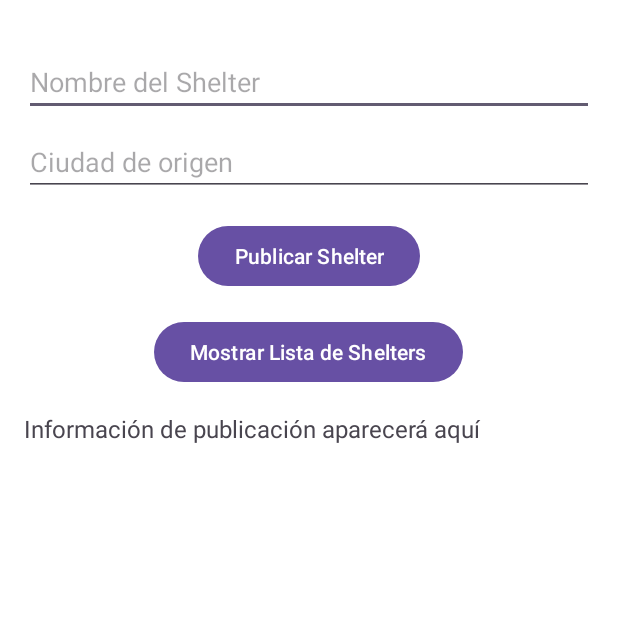
After one commit to longatroniks/AsteroidConspiracist, an Android app: the AddShelterActivity screen opened directly, with no data from a screen before it, on a phone screen of 412 x 824 dp, the top half of it. The commit adds this screen. Run offline under Robolectric (Android 15) with nearby library versions, the light colour scheme and no system bars.

Commit message:
activity created

```diff
--- /dev/null
+++ b/app/src/main/java/dte/masteriot/mdp/asteroidconspiracist/activities/AddShelterActivity.java
@@ -0,0 +1,150 @@
+package dte.masteriot.mdp.asteroidconspiracist.activities;
+
+import android.Manifest;
+import android.content.pm.PackageManager;
+import android.location.Location;
+import android.os.Bundle;
+import android.util.Log;
+import android.view.View;
+import android.widget.Button;
+import android.widget.EditText;
+import android.widget.TextView;
+import android.widget.Toast;
+import androidx.annotation.NonNull;
+import androidx.appcompat.app.AppCompatActivity;
+import androidx.core.app.ActivityCompat;
+import com.google.android.gms.location.FusedLocationProviderClient;
+import com.google.android.gms.location.LocationCallback;
+import com.google.android.gms.location.LocationRequest;
+import com.google.android.gms.location.LocationResult;
+import com.google.android.gms.location.LocationServices;
+import android.content.SharedPreferences;
+
+import dte.masteriot.mdp.asteroidconspiracist.R;
+
+import android.content.SharedPreferences;
+import android.widget.ArrayAdapter;
+import android.widget.ListView;
+
+import java.util.ArrayList;
+import java.util.List;
+
+public class AddShelterActivity extends AppCompatActivity {
+
+    private static final String TAG = "AddShelterActivity";
+    private EditText shelterNameEditText;
+    private EditText cityNameEditText;
+    private Button publishButton;
+    private Button showListButton;
+    private TextView locationTextView;
+    private ListView sheltersListView;
+    private FusedLocationProviderClient fusedLocationClient;
+    private Location currentLocation;
+    private static final int LOCATION_PERMISSION_REQUEST_CODE = 1;
+    private List<String> sheltersList = new ArrayList<>();
+
+    @Override
+    protected void onCreate(Bundle savedInstanceState) {
+        super.onCreate(savedInstanceState);
+        setContentView(R.layout.activity_add_shelter);
+
+        shelterNameEditText = findViewById(R.id.shelter_name_edit_text);
+        cityNameEditText = findViewById(R.id.city_name_edit_text);
+        publishButton = findViewById(R.id.publish_button);
+        showListButton = findViewById(R.id.show_list_button);
+        sheltersListView = findViewById(R.id.shelters_list_view);
+
+        fusedLocationClient = LocationServices.getFusedLocationProviderClient(this);
+
+        if (ActivityCompat.checkSelfPermission(this, Manifest.permission.ACCESS_FINE_LOCATION) != PackageManager.PERMISSION_GRANTED) {
+            ActivityCompat.requestPermissions(this, new String[]{Manifest.permission.ACCESS_FINE_LOCATION}, LOCATION_PERMISSION_REQUEST_CODE);
+        } else {
+            startLocationUpdates();
+        }
+
+        publishButton.setOnClickListener(new View.OnClickListener() {
+            @Override
+            public void onClick(View v) {
+                String shelterName = shelterNameEditText.getText().toString();
+                String cityName = cityNameEditText.getText().toString();
+
+                if (shelterName.isEmpty() || cityName.isEmpty() || currentLocation == null) {
+                    Toast.makeText(AddShelterActivity.this, "Complete todos los campos y asegúrese de que la ubicación esté disponible", Toast.LENGTH_SHORT).show();
+                    return;
+                }
+
+                double latitude = currentLocation.getLatitude();
+                double longitude = currentLocation.getLongitude();
+                //SharedPreferences sharedPreferences = getSharedPreferences("ShelterData", MODE_PRIVATE);
+                //sharedPreferences.edit().clear().apply(); // Borra todos los datos guardados
+
+                SharedPreferences sharedPreferences = getSharedPreferences("ShelterData", MODE_PRIVATE);
+                SharedPreferences.Editor editor = sharedPreferences.edit();
+                // Guarda solo los valores: "shelterName, cityName, latitude, longitude"
+                String shelterEntry = shelterName + ", " + cityName + ", " + latitude + ", " + longitude;
+                sheltersList.add(shelterEntry);
+                editor.putString("shelter_" + sheltersList.size(), shelterEntry);
+                editor.putInt("shelter_count", sheltersList.size());
+                editor.apply();
+
+
+
+                Log.d(TAG, "Shelter publicado y guardado: " + shelterEntry);
+                Toast.makeText(AddShelterActivity.this, "Shelter guardado correctamente", Toast.LENGTH_SHORT).show();
+            }
+        });
+
+        showListButton.setOnClickListener(new View.OnClickListener() {
+            @Override
+            public void onClick(View v) {
+                loadSheltersFromPreferences();
+                ArrayAdapter<String> adapter = new ArrayAdapter<>(AddShelterActivity.this, android.R.layout.simple_list_item_1, sheltersList);
+                sheltersListView.setAdapter(adapter);
+            }
+        });
+    }
+
+    private void loadSheltersFromPreferences() {
+        SharedPreferences sharedPreferences = getSharedPreferences("ShelterData", MODE_PRIVATE);
+        int shelterCount = sharedPreferences.getInt("shelter_count", 0);
+        sheltersList.clear();
+        for (int i = 1; i <= shelterCount; i++) {
+            String shelterEntry = sharedPreferences.getString("shelter_" + i, "No Data");
+            sheltersList.add(shelterEntry);
+        }
+    }
+
+    private void startLocationUpdates() {
+        LocationRequest locationRequest = LocationRequest.create();
+        locationRequest.setInterval(5000); // Actualiza cada 5 segundos
+        locationRequest.setFastestInterval(2000); // Intervalo más rápido de 2 segundos
+        locationRequest.setPriority(LocationRequest.PRIORITY_HIGH_ACCURACY);
+
+        if (ActivityCompat.checkSelfPermission(this, Manifest.permission.ACCESS_FINE_LOCATION) == PackageManager.PERMISSION_GRANTED) {
+            fusedLocationClient.requestLocationUpdates(locationRequest, new LocationCallback() {
+                @Override
+                public void onLocationResult(LocationResult locationResult) {
+                    if (locationResult == null) {
+                        return;
+                    }
+                    for (Location location : locationResult.getLocations()) {
+                        currentLocation = location;
+                        Log.d(TAG, "Ubicación actualizada: Latitud = " + currentLocation.getLatitude() + ", Longitud = " + currentLocation.getLongitude());
+                    }
+                }
+            }, getMainLooper());
+        }
+    }
+
+    @Override
+    public void onRequestPermissionsResult(int requestCode, @NonNull String[] permissions, @NonNull int[] grantResults) {
+        super.onRequestPermissionsResult(requestCode, permissions, grantResults);
+        if (requestCode == LOCATION_PERMISSION_REQUEST_CODE) {
+            if (grantResults.length > 0 && grantResults[0] == PackageManager.PERMISSION_GRANTED) {
+                startLocationUpdates();
+            } else {
+                Toast.makeText(this, "Permiso de ubicación denegado.", Toast.LENGTH_SHORT).show();
+            }
+        }
+    }
+}
--- a/app/src/main/java/dte/masteriot/mdp/asteroidconspiracist/activities/MenuActivity.java
+++ b/app/src/main/java/dte/masteriot/mdp/asteroidconspiracist/activities/MenuActivity.java
@@ -18,7 +18,7 @@ public class MenuActivity extends AppCompatActivity {
         // Inicializar los botones
         Button btnCompass = findViewById(R.id.btn_compass);
         Button btnAsteroidList = findViewById(R.id.btn_asteroid_list);
-        Button btnMqtt = findViewById(R.id.btn_mqtt);
+        Button btnShelter = findViewById(R.id.btn_shelter);
 
         // Configurar el listener para el botón Compass
         btnCompass.setOnClickListener(new View.OnClickListener() {
@@ -39,10 +39,10 @@ public class MenuActivity extends AppCompatActivity {
         });
 
         // Configurar el listener para el botón MQTT
-        btnMqtt.setOnClickListener(new View.OnClickListener() {
+        btnShelter.setOnClickListener(new View.OnClickListener() {
             @Override
             public void onClick(View v) {
-                Intent intent = new Intent(MenuActivity.this, MapsActivity.class);
+                Intent intent = new Intent(MenuActivity.this, AddShelterActivity.class);
                 startActivity(intent);
             }
         });
--- /dev/null
+++ b/app/src/main/res/layout/activity_add_shelter.xml
@@ -0,0 +1,55 @@
+<RelativeLayout xmlns:android="http://schemas.android.com/apk/res/android"
+    android:layout_width="match_parent"
+    android:layout_height="match_parent"
+    android:padding="16dp"
+    android:background="@android:color/white">
+
+    <EditText
+        android:id="@+id/shelter_name_edit_text"
+        android:layout_width="match_parent"
+        android:layout_height="wrap_content"
+        android:hint="Nombre del Shelter"
+        android:layout_marginTop="16dp" />
+
+    <EditText
+        android:id="@+id/city_name_edit_text"
+        android:layout_width="match_parent"
+        android:layout_height="wrap_content"
+        android:layout_below="@id/shelter_name_edit_text"
+        android:layout_marginTop="8dp"
+        android:hint="Ciudad de origen" />
+
+    <Button
+        android:id="@+id/publish_button"
+        android:layout_width="wrap_content"
+        android:layout_height="wrap_content"
+        android:layout_below="@id/city_name_edit_text"
+        android:layout_marginTop="16dp"
+        android:text="Publicar Shelter"
+        android:layout_centerHorizontal="true" />
+
+    <Button
+        android:id="@+id/show_list_button"
+        android:layout_width="wrap_content"
+        android:layout_height="wrap_content"
+        android:layout_below="@id/publish_button"
+        android:layout_marginTop="16dp"
+        android:text="Mostrar Lista de Shelters"
+        android:layout_centerHorizontal="true" />
+
+    <TextView
+        android:id="@+id/location_text_view"
+        android:layout_width="match_parent"
+        android:layout_height="wrap_content"
+        android:layout_below="@id/show_list_button"
+        android:layout_marginTop="16dp"
+        android:text="Información de publicación aparecerá aquí"
+        android:textSize="16sp" />
+
+    <ListView
+        android:id="@+id/shelters_list_view"
+        android:layout_width="match_parent"
+        android:layout_height="wrap_content"
+        android:layout_below="@id/location_text_view"
+        android:layout_marginTop="16dp" />
+</RelativeLayout>
--- a/app/src/main/res/layout/activity_compass.xml
+++ b/app/src/main/res/layout/activity_compass.xml
@@ -67,7 +67,7 @@
         android:layout_below="@id/distance_text"
         android:layout_centerHorizontal="true"
         android:layout_marginTop="8dp"
-        android:text="Closest City: N/A"
+        android:text="City: N/A"
         android:textSize="18sp"
         android:textColor="#FFFFFF"
         android:fontFamily="sans-serif" />
@@ -80,7 +80,7 @@
         android:layout_below="@id/closest_city_text"
         android:layout_centerHorizontal="true"
         android:layout_marginTop="8dp"
-        android:text="Closest Shelter: N/A"
+        android:text="Shelter name: N/A"
         android:textSize="18sp"
         android:textColor="#FFFFFF"
         android:fontFamily="sans-serif" />
--- a/app/src/main/res/layout/activity_menu.xml
+++ b/app/src/main/res/layout/activity_menu.xml
@@ -50,14 +50,14 @@
 
     <!-- Botón para la MQTT Activity -->
     <Button
-        android:id="@+id/btn_mqtt"
+        android:id="@+id/btn_shelter"
         android:layout_width="250dp"
         android:layout_height="wrap_content"
         android:layout_below="@id/btn_asteroid_list"
         android:layout_centerHorizontal="true"
         android:layout_marginTop="20dp"
         android:padding="12dp"
-        android:text="MQTT"
+        android:text="Add Shelter"
         android:textSize="20sp"
         android:textColor="#FFFFFF"
         android:background="#444444"
```
Also changed, not shown: app/src/main/AndroidManifest.xml (+6 -6 lines), app/src/main/java/dte/masteriot/mdp/asteroidconspiracist/activities/CompassActivity.java (+45 -49 lines).
